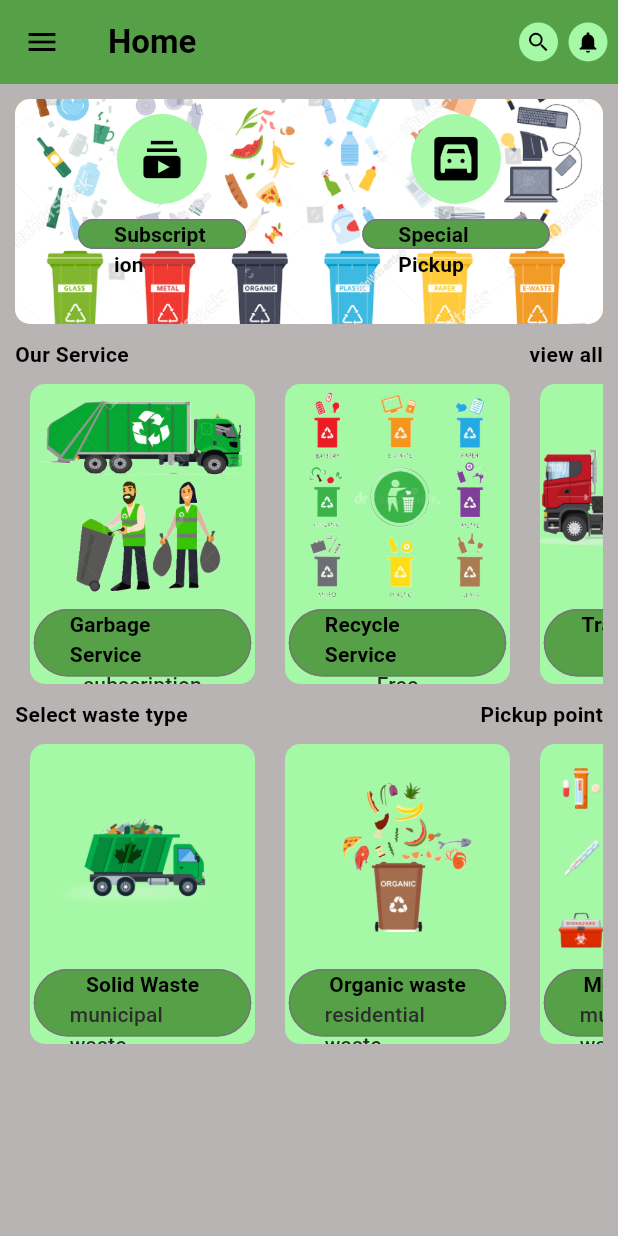
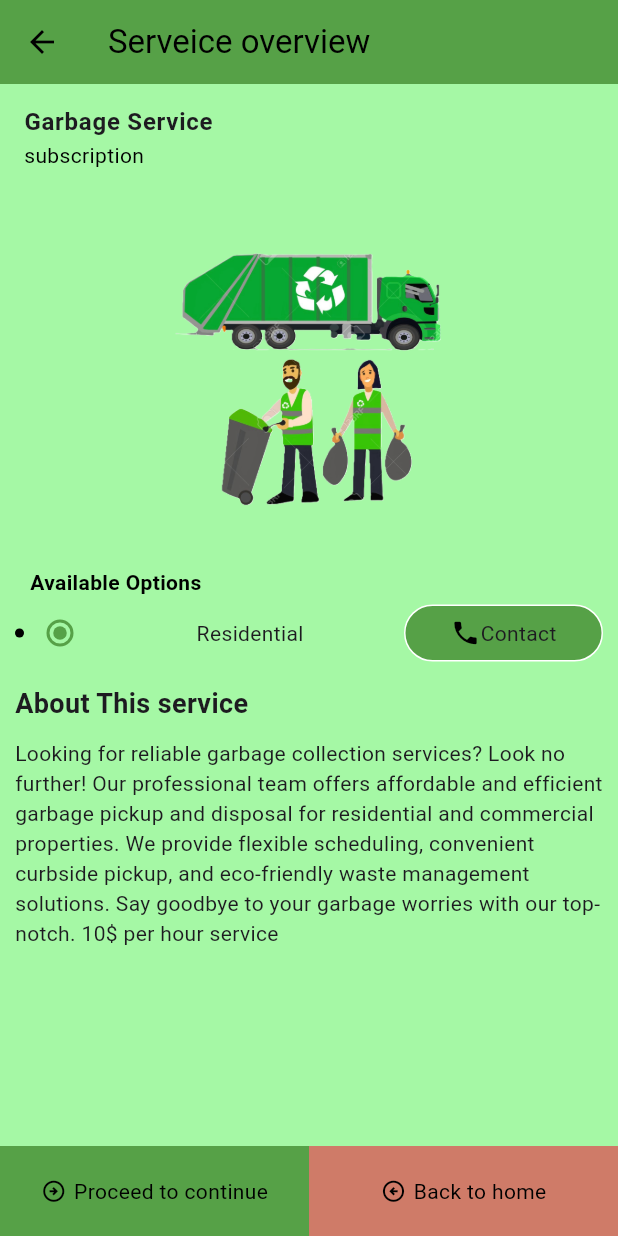
Before and after one commit to Farzine/waste_management_and_recycle_application, a Flutter app: the screen it shows after launch, after a tap on "Garbage Service", on a phone screen of 412 x 824 dp. Run offline on Flutter 3.47's test engine with Material 3 defaults, Android fonts, the phone set to English and light mode, and no system bars; our stand-ins replace firebase_auth, firebase_core, flutter_signin_button, google_sign_in; accounts and stored records are empty.

Commit message:
garbage overview page implemented

```diff
--- a/lib/screens/home/drawer_side.dart
+++ b/lib/screens/home/drawer_side.dart
@@ -32,6 +32,10 @@ class DrawerSide extends StatelessWidget {
                     child: CircleAvatar(
                       radius: 40,
                       backgroundColor: Color.fromARGB(255, 86, 161, 71),
+                      child: ClipRRect(
+                        borderRadius: BorderRadius.circular(0),
+                        child: Image.asset('assets/Garbage.png'),
+                      ),
                     ),
                   ),
                   SizedBox(
--- a/lib/screens/home/singal_product.dart
+++ b/lib/screens/home/singal_product.dart
@@ -25,6 +25,7 @@ class SingalProduct extends StatelessWidget {
               color: Color.fromARGB(255, 165, 248, 165),
             ),
             child: Column(
+              crossAxisAlignment: CrossAxisAlignment.start,
               children: [
                 Expanded(
                   flex: 3,
@@ -43,7 +44,9 @@ class SingalProduct extends StatelessWidget {
                           style: OutlinedButton.styleFrom(
                             backgroundColor: Color.fromARGB(255, 86, 161, 71),
                           ),
-                          onPressed: () {},
+                          onPressed: () {
+                            onTap();
+                          },
                           child: Column(
                             children: [
                               Text(
--- a/lib/screens/home/waste_type.dart
+++ b/lib/screens/home/waste_type.dart
@@ -43,7 +43,9 @@ class WasteType extends StatelessWidget {
                           style: OutlinedButton.styleFrom(
                             backgroundColor: Color.fromARGB(255, 86, 161, 71),
                           ),
-                          onPressed: () {},
+                          onPressed: () {
+                            onTap();
+                          },
                           child: Column(
                             children: [
                               Text(
--- a/lib/screens/home_screen.dart
+++ b/lib/screens/home_screen.dart
@@ -3,6 +3,7 @@ import 'package:flutter_signin_button/button_list.dart';
 import 'package:waste_management_and_recycle_application/screens/home/drawer_side.dart';
 import 'package:waste_management_and_recycle_application/screens/home/singal_product.dart';
 import 'package:waste_management_and_recycle_application/screens/home/waste_type.dart';
+import 'package:waste_management_and_recycle_application/screens/service_overview/service_overview.dart';
 
 class HomeScreen extends StatelessWidget {
   @override
@@ -185,7 +186,13 @@ class HomeScreen extends StatelessWidget {
                     productImage: 'assets/garbage_truck.png',
                     productName: 'Garbage Service',
                     productSubTitle: 'subscription',
-                    onTap: () {},
+                    onTap: () {
+                      Navigator.of(context).push(
+                        MaterialPageRoute(
+                          builder: (context) => ServiceOverview(),
+                        ),
+                      );
+                    },
                   ),
                   SingalProduct(
                     productImage: 'assets/recycle.png',
--- /dev/null
+++ b/lib/screens/service_overview/service_overview.dart
@@ -0,0 +1,187 @@
+import 'package:flutter/material.dart';
+
+enum SigninCharacter { fill, outline }
+
+class ServiceOverview extends StatefulWidget {
+  @override
+  State<ServiceOverview> createState() => _ServiceOverviewState();
+}
+
+class _ServiceOverviewState extends State<ServiceOverview> {
+  SigninCharacter _character = SigninCharacter.fill;
+
+  Widget bottomNavigationBar(
+      {required Color iconColor,
+      required Color backgroundColor,
+      required Color color,
+      required String title,
+      required IconData iconData}) {
+    return Expanded(
+      child: Container(
+        padding: EdgeInsets.all(20),
+        color: backgroundColor,
+        child: Row(
+          mainAxisAlignment: MainAxisAlignment.center,
+          children: [
+            Icon(
+              iconData,
+              size: 17,
+              color: iconColor,
+            ),
+            SizedBox(
+              width: 5,
+            ),
+            Text(
+              title,
+              style: TextStyle(color: color),
+            ),
+          ],
+        ),
+      ),
+    );
+  }
+
+  @override
+  Widget build(BuildContext context) {
+    return Scaffold(
+      backgroundColor: Color.fromARGB(255, 165, 248, 165),
+      bottomNavigationBar: Row(
+        children: [
+          bottomNavigationBar(
+            iconColor: Colors.black,
+            backgroundColor: Color.fromARGB(255, 86, 161, 71),
+            color: Colors.black,
+            title: 'Proceed to continue',
+            iconData: Icons.arrow_circle_right_outlined,
+          ),
+          bottomNavigationBar(
+            iconColor: Colors.black,
+            backgroundColor: Color.fromARGB(255, 207, 123, 104),
+            color: Colors.black,
+            title: 'Back to home',
+            iconData: Icons.arrow_circle_left_outlined,
+          ),
+        ],
+      ),
+      appBar: AppBar(
+        backgroundColor: Color.fromARGB(255, 86, 161, 71),
+        iconTheme: IconThemeData(
+          color: Colors.black,
+        ),
+        title: Text(
+          'Serveice overview',
+          style: TextStyle(color: Colors.black),
+        ),
+      ),
+      body: Column(
+        children: [
+          Expanded(
+            flex: 0,
+            child: Container(
+              width: double.infinity,
+              child: Column(
+                children: [
+                  ListTile(
+                    title: Text(
+                      'Garbage Service',
+                      style: TextStyle(fontWeight: FontWeight.bold),
+                    ),
+                    subtitle: Text(
+                      'subscription',
+                      style: TextStyle(color: Colors.black),
+                    ),
+                  ),
+                  Container(
+                    height: 250,
+                    padding: EdgeInsets.all(40),
+                    child: Image.asset('assets/garbage_truck.png'),
+                  ),
+                  Container(
+                    padding: EdgeInsets.symmetric(horizontal: 20),
+                    width: double.infinity,
+                    child: Text(
+                      "Available Options",
+                      textAlign: TextAlign.start,
+                      style: TextStyle(
+                          color: Colors.black, fontWeight: FontWeight.w600),
+                    ),
+                  ),
+                  Padding(
+                    padding: EdgeInsets.symmetric(horizontal: 10),
+                    child: Row(
+                      mainAxisAlignment: MainAxisAlignment.spaceBetween,
+                      children: [
+                        Row(
+                          children: [
+                            CircleAvatar(
+                              radius: 3,
+                              backgroundColor: Colors.black,
+                            ),
+                            Radio(
+                              value: SigninCharacter.fill,
+                              groupValue: _character,
+                              onChanged: (value) {
+                                setState(() {
+                                  _character = value!;
+                                });
+                              },
+                              activeColor: Color.fromARGB(255, 86, 161, 71),
+                            )
+                          ],
+                        ),
+                        Text('Residential'),
+                        Container(
+                          padding:
+                              EdgeInsets.symmetric(horizontal: 30, vertical: 8),
+                          decoration: BoxDecoration(
+                            color: Color.fromARGB(255, 86, 161, 71),
+                            border: Border.all(color: Colors.white),
+                            borderRadius: BorderRadius.circular(30),
+                          ),
+                          child: Row(
+                            mainAxisAlignment: MainAxisAlignment.center,
+                            children: [
+                              Icon(
+                                Icons.phone,
+                                size: 20,
+                                color: Colors.black,
+                              ),
+                              Text('Contact'),
+                            ],
+                          ),
+                        ),
+                      ],
+                    ),
+                  ),
+                ],
+              ),
+            ),
+          ),
+          Expanded(
+            child: Container(
+              padding: EdgeInsets.all(10),
+              width: double.infinity,
+              child: Column(
+                crossAxisAlignment: CrossAxisAlignment.start,
+                children: [
+                  Text(
+                    'About This service',
+                    style: TextStyle(
+                      fontSize: 18,
+                      fontWeight: FontWeight.w600,
+                    ),
+                  ),
+                  SizedBox(
+                    height: 10,
+                  ),
+                  Text(
+                      'Looking for reliable garbage collection services? Look no further! Our professional team offers affordable and efficient garbage pickup and disposal for residential and commercial properties. We provide flexible scheduling, convenient curbside pickup, and eco-friendly waste management solutions. Say goodbye to your garbage worries with our top-notch. 10\$ per hour service'),
+                ],
+              ),
+            ),
+          ),
+        ],
+      ),
+    );
+  }
+}
--- a/pubspec.yaml
+++ b/pubspec.yaml
@@ -36,5 +36,6 @@ flutter:
     - assets/medical_waste.png
     - assets/eWaste.png
     - assets/plastic_waste.png
+    - assets/Garbage.png
 
   uses-material-design: true
```
Also changed, not shown: assets/Garbage.png (added).
